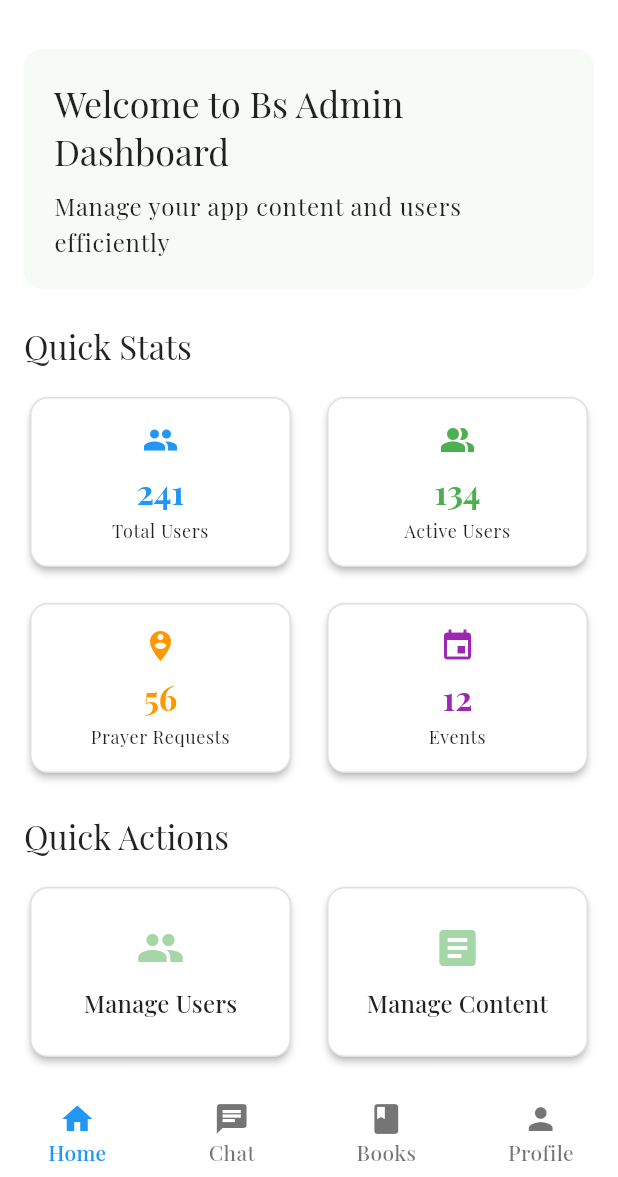
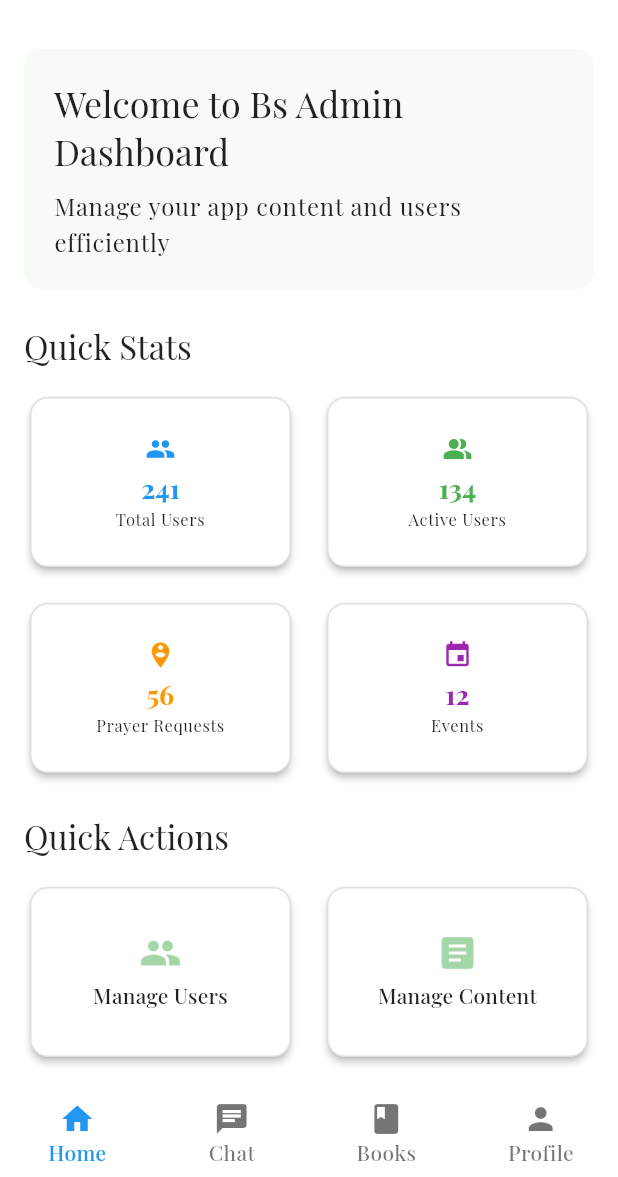
Before and after one commit to josi-web/AmenApp, a Flutter app: the AdminHomeScreen screen opened directly, on a phone screen of 412 x 824 dp, the part 59-1236 px from its top. Run offline on Flutter 3.47's test engine with Material 3 defaults, Android fonts, the phone set to English and light mode, and no system bars; our stand-ins replace animate_do, fl_chart, google_fonts, shared_preferences; accounts and stored records are empty.

Commit message:
fix: Adjust padding and text styles in AdminHomeContent for improved UI consistency

```diff
--- a/amen_app/lib/features/admin/screens/admin_home_screen.dart
+++ b/amen_app/lib/features/admin/screens/admin_home_screen.dart
@@ -176,25 +176,30 @@ class AdminHomeContent extends StatelessWidget {
     return Card(
       elevation: 2,
       child: Padding(
-        padding: const EdgeInsets.all(16),
+        padding: const EdgeInsets.all(12),
         child: Column(
           mainAxisAlignment: MainAxisAlignment.center,
           mainAxisSize: MainAxisSize.min,
           children: [
-            Icon(icon, size: 24, color: color),
-            const SizedBox(height: 8),
+            Icon(icon, size: 20, color: color),
+            const SizedBox(height: 4),
             Text(
               value,
               style: Theme.of(context).textTheme.titleLarge?.copyWith(
                     color: color,
                     fontWeight: FontWeight.bold,
+                    fontSize: 18,
                   ),
             ),
-            const SizedBox(height: 4),
+            const SizedBox(height: 2),
             Text(
               title,
-              style: Theme.of(context).textTheme.bodySmall,
+              style: Theme.of(context).textTheme.bodySmall?.copyWith(
+                    fontSize: 11,
+                  ),
               textAlign: TextAlign.center,
+              maxLines: 1,
+              overflow: TextOverflow.ellipsis,
             ),
           ],
         ),
@@ -214,16 +219,21 @@ class AdminHomeContent extends StatelessWidget {
         onTap: onTap,
         borderRadius: BorderRadius.circular(8),
         child: Padding(
-          padding: const EdgeInsets.all(16),
+          padding: const EdgeInsets.all(12),
           child: Column(
             mainAxisAlignment: MainAxisAlignment.center,
+            mainAxisSize: MainAxisSize.min,
             children: [
-              Icon(icon, size: 32, color: Theme.of(context).primaryColor),
-              const SizedBox(height: 8),
+              Icon(icon, size: 28, color: Theme.of(context).primaryColor),
+              const SizedBox(height: 4),
               Text(
                 title,
-                style: Theme.of(context).textTheme.titleMedium,
+                style: Theme.of(context).textTheme.titleMedium?.copyWith(
+                      fontSize: 14,
+                    ),
                 textAlign: TextAlign.center,
+                maxLines: 1,
+                overflow: TextOverflow.ellipsis,
               ),
             ],
           ),
```
